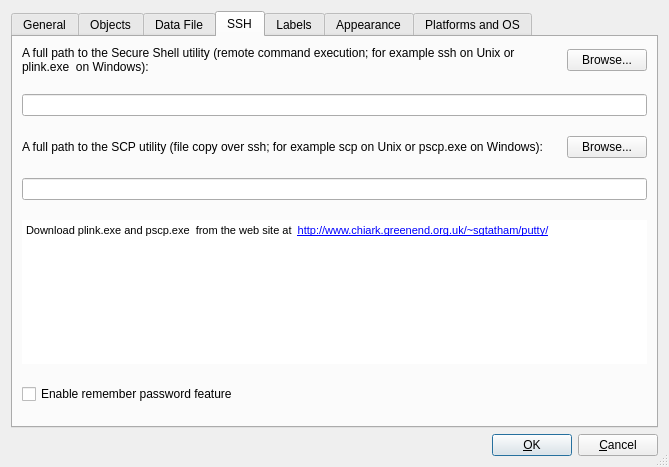
Qt form src/gui/prefsdialog_q.ui (fwbuilder/fwbuilder) before a commit.
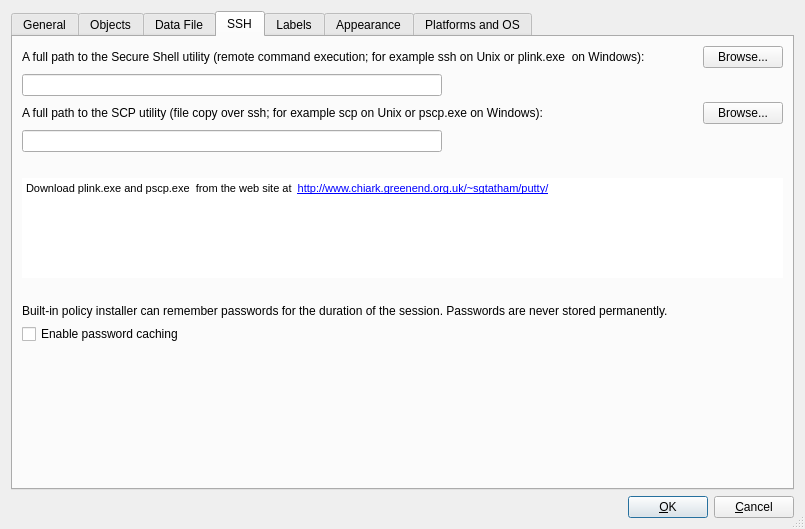
The same form after that commit.

Patch:
```diff
--- a/src/gui/prefsdialog_q.ui
+++ b/src/gui/prefsdialog_q.ui
@@ -9,8 +9,8 @@
    <rect>
     <x>0</x>
     <y>0</y>
-    <width>669</width>
-    <height>467</height>
+    <width>805</width>
+    <height>529</height>
    </rect>
   </property>
   <property name="windowTitle">
@@ -394,10 +394,7 @@
        <string>SSH</string>
       </attribute>
       <layout class="QGridLayout" name="gridLayout">
-       <property name="verticalSpacing">
-        <number>20</number>
-       </property>
-       <item row="0" column="0">
+       <item row="0" column="0" colspan="3">
         <widget class="QLabel" name="textLabel1_5_2">
          <property name="text">
           <string>A full path to the Secure Shell utility (remote command execution; for example ssh on Unix or plink.exe  on Windows):</string>
@@ -410,7 +407,7 @@
          </property>
         </widget>
        </item>
-       <item row="0" column="1">
+       <item row="0" column="3">
         <widget class="QPushButton" name="browseForSSH">
          <property name="sizePolicy">
           <sizepolicy hsizetype="Fixed" vsizetype="Fixed">
@@ -426,7 +423,7 @@
        <item row="1" column="0" colspan="2">
         <widget class="QLineEdit" name="sshPath"/>
        </item>
-       <item row="2" column="0">
+       <item row="2" column="0" colspan="3">
         <widget class="QLabel" name="textLabel1_5_3">
          <property name="text">
           <string>A full path to the SCP utility (file copy over ssh; for example scp on Unix or pscp.exe on Windows):</string>
@@ -439,7 +436,7 @@
          </property>
         </widget>
        </item>
-       <item row="2" column="1">
+       <item row="2" column="3">
         <widget class="QPushButton" name="browseForSCP">
          <property name="sizePolicy">
           <sizepolicy hsizetype="Fixed" vsizetype="Fixed">
@@ -455,21 +452,42 @@
        <item row="3" column="0" colspan="2">
         <widget class="QLineEdit" name="scpPath"/>
        </item>
-       <item row="4" column="0" colspan="2">
+       <item row="4" column="0">
         <spacer>
          <property name="orientation">
           <enum>Qt::Vertical</enum>
          </property>
+         <property name="sizeType">
+          <enum>QSizePolicy::Fixed</enum>
+         </property>
          <property name="sizeHint" stdset="0">
           <size>
            <width>20</width>
-           <height>40</height>
+           <height>20</height>
           </size>
          </property>
         </spacer>
        </item>
-       <item row="5" column="0" colspan="2">
+       <item row="5" column="0" colspan="4">
         <widget class="QTextBrowser" name="plink_hint">
+         <property name="sizePolicy">
+          <sizepolicy hsizetype="Expanding" vsizetype="Fixed">
+           <horstretch>0</horstretch>
+           <verstretch>0</verstretch>
+          </sizepolicy>
+         </property>
+         <property name="minimumSize">
+          <size>
+           <width>0</width>
+           <height>100</height>
+          </size>
+         </property>
+         <property name="maximumSize">
+          <size>
+           <width>16777215</width>
+           <height>100</height>
+          </size>
+         </property>
          <property name="autoFillBackground">
           <bool>true</bool>
          </property>
@@ -483,7 +501,7 @@
           <string>&lt;!DOCTYPE HTML PUBLIC &quot;-//W3C//DTD HTML 4.0//EN&quot; &quot;http://www.w3.org/TR/REC-html40/strict.dtd&quot;&gt;
 &lt;html&gt;&lt;head&gt;&lt;meta name=&quot;qrichtext&quot; content=&quot;1&quot; /&gt;&lt;style type=&quot;text/css&quot;&gt;
 p, li { white-space: pre-wrap; }
-&lt;/style&gt;&lt;/head&gt;&lt;body style=&quot; font-family:'Sans Serif'; font-size:9pt; font-weight:400; font-style:normal;&quot;&gt;
+&lt;/style&gt;&lt;/head&gt;&lt;body style=&quot; font-family:'Lucida Grande'; font-size:13pt; font-weight:400; font-style:normal;&quot;&gt;
 &lt;p style=&quot; margin-top:0px; margin-bottom:0px; margin-left:0px; margin-right:0px; -qt-block-indent:0; text-indent:0px;&quot;&gt;&lt;span style=&quot; font-family:'MS Shell Dlg 2'; font-size:8pt;&quot;&gt;Download plink.exe and pscp.exe  from the web site at  &lt;/span&gt;&lt;a href=&quot;http://www.chiark.greenend.org.uk/~sgtatham/putty/&quot;&gt;&lt;span style=&quot; font-family:'MS Shell Dlg 2'; font-size:8pt; text-decoration: underline; color:#0000ff;&quot;&gt;http://www.chiark.greenend.org.uk/~sgtatham/putty/&lt;/span&gt;&lt;/a&gt;&lt;/p&gt;
 &lt;p style=&quot;-qt-paragraph-type:empty; margin-top:0px; margin-bottom:0px; margin-left:0px; margin-right:0px; -qt-block-indent:0; text-indent:0px; font-family:'MS Shell Dlg 2'; font-size:8pt;&quot;&gt;&lt;/p&gt;&lt;/body&gt;&lt;/html&gt;</string>
          </property>
@@ -492,33 +510,59 @@
          </property>
         </widget>
        </item>
-       <item row="7" column="0">
-        <spacer>
+       <item row="6" column="2">
+        <spacer name="verticalSpacer_2">
          <property name="orientation">
           <enum>Qt::Vertical</enum>
          </property>
          <property name="sizeType">
-          <enum>QSizePolicy::Expanding</enum>
+          <enum>QSizePolicy::Fixed</enum>
          </property>
          <property name="sizeHint" stdset="0">
           <size>
-           <width>505</width>
-           <height>61</height>
+           <width>20</width>
+           <height>20</height>
           </size>
          </property>
         </spacer>
        </item>
-       <item row="6" column="0">
+       <item row="7" column="0" colspan="4">
+        <widget class="QLabel" name="label_8">
+         <property name="text">
+          <string>Built-in policy installer can remember passwords for the duration of the session. Passwords are never stored permanently.</string>
+         </property>
+         <property name="wordWrap">
+          <bool>true</bool>
+         </property>
+        </widget>
+       </item>
+       <item row="8" column="0" colspan="4">
         <widget class="QCheckBox" name="rememberSshPass">
          <property name="toolTip">
           <string>Enable password caching for the duration of the session (passwords
 are never stored permanently)</string>
          </property>
          <property name="text">
-          <string>Enable remember password feature</string>
+          <string>Enable password caching</string>
          </property>
         </widget>
        </item>
+       <item row="9" column="1" colspan="2">
+        <spacer>
+         <property name="orientation">
+          <enum>Qt::Vertical</enum>
+         </property>
+         <property name="sizeType">
+          <enum>QSizePolicy::Expanding</enum>
+         </property>
+         <property name="sizeHint" stdset="0">
+          <size>
+           <width>505</width>
+           <height>61</height>
+          </size>
+         </property>
+        </spacer>
+       </item>
       </layout>
      </widget>
      <widget class="QWidget" name="tabLabels">
```
